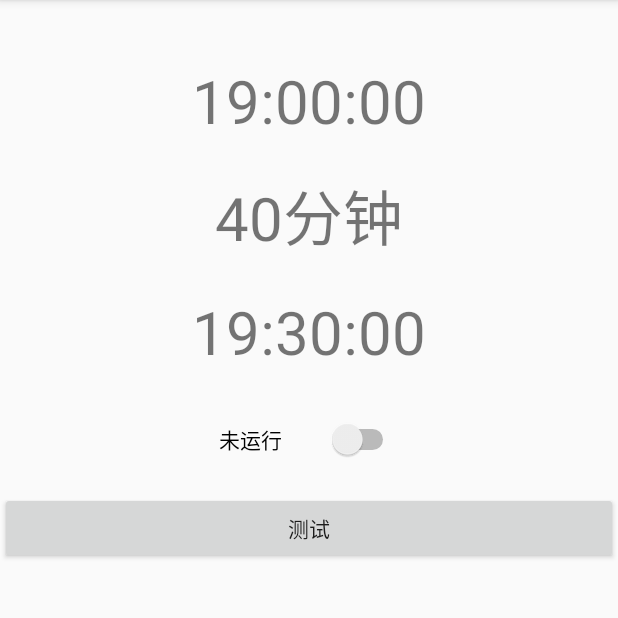
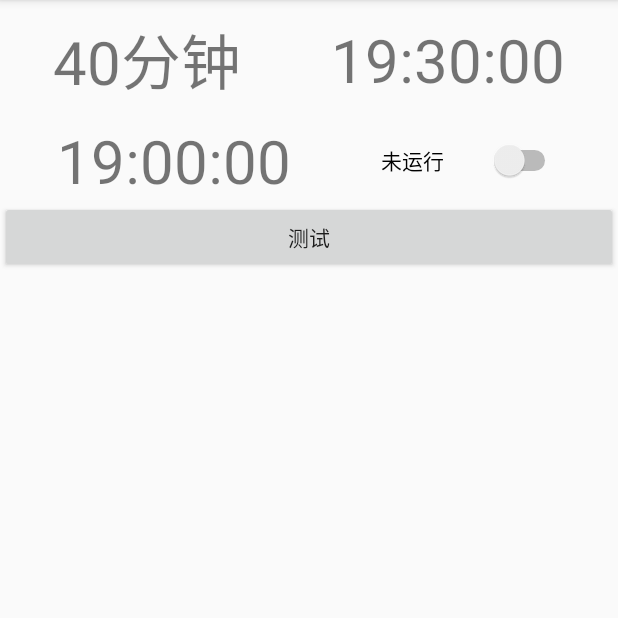
Before and after one commit to ChinaDarkStreet/EasyWorkAndroid, an Android app: the screen it shows after launch (MainActivity), on a phone screen of 412 x 824 dp, the part 84-702 px from its top. Run offline under Robolectric (Android 15) with nearby library versions, the phone set to English and light mode, and no system bars.

Commit message:
新版本的初始化

```diff
--- a/app/src/main/java/com/mtl/easywork/service/MyService.java
+++ b/app/src/main/java/com/mtl/easywork/service/MyService.java
@@ -76,6 +76,7 @@ public class MyService extends Service {
                 public void run() {
                     Log.d("TAG", "打印时间: " + new Date().
                             toString());
+                    vibrator = (Vibrator) getSystemService(Service.VIBRATOR_SERVICE);
                     vibrator.vibrate(VibrationEffect.createOneShot(1000, VibrationEffect.DEFAULT_AMPLITUDE));
                 }
             }).start();
@@ -95,7 +96,6 @@ public class MyService extends Service {
         Log.d(TAG, "onCreate() executed");
         //初始化振动器
         mediaPlayer = MediaPlayer.create(this, R.raw.alarm);
-        vibrator = (Vibrator) getSystemService(Service.VIBRATOR_SERVICE);
         mainActivityIntent = new Intent(this, AlarmReceiver.class);
 
         initMs();
--- a/app/src/main/res/layout/activity_main.xml
+++ b/app/src/main/res/layout/activity_main.xml
@@ -12,42 +12,53 @@
         android:layout_height="wrap_content"
         tools:ignore="MissingConstraints"
         android:orientation="vertical">
-        <TextView
-            android:id="@+id/curTimeTV"
-            android:textSize="40sp"
-            android:layout_marginBottom="10dp"
-            android:layout_marginTop="40dp"
-            android:textAlignment="center"
-            android:text="@string/curTime"
+        <LinearLayout
             android:layout_width="match_parent"
-            android:typeface="normal"
-            android:layout_height="wrap_content" />
+            android:layout_marginVertical="10dp"
+            android:layout_height="wrap_content"
+            android:gravity="center"
+            android:orientation="horizontal">
             <TextView
                 android:id="@+id/dtTV"
                 android:textSize="40sp"
-            android:layout_margin="10dp"
+                android:layout_marginHorizontal="30dp"
                 android:textAlignment="center"
                 android:text="@string/durTime"
-            android:layout_width="match_parent"
+                android:layout_width="wrap_content"
                 android:typeface="normal"
                 android:layout_height="wrap_content" />
             <TextView
                 android:id="@+id/nextTimeTV"
                 android:textSize="40sp"
-            android:layout_margin="10dp"
+                android:layout_marginHorizontal="30dp"
                 android:textAlignment="center"
                 android:text="@string/nextTime"
-            android:layout_width="match_parent"
+                android:layout_width="wrap_content"
                 android:typeface="normal"
                 android:layout_height="wrap_content" />
-
+        </LinearLayout>
+        <LinearLayout
+            android:layout_width="match_parent"
+            android:gravity="center"
+            android:layout_height="wrap_content">
+            <TextView
+                android:id="@+id/curTimeTV"
+                android:textSize="40sp"
+                android:layout_marginHorizontal="30dp"
+                android:textAlignment="center"
+                android:text="@string/curTime"
+                android:layout_width="wrap_content"
+                android:typeface="normal"
+                android:layout_height="wrap_content" />
             <Switch
                 android:id="@+id/theSwitch"
+                android:layout_marginHorizontal="30dp"
                 android:text="@string/pausing"
                 android:checked="false"
                 android:layout_width="120dp"
                 android:typeface="normal"
-            android:layout_height="70dp"/>
+                android:layout_height="50dp"/>
+        </LinearLayout>
         <Button
             android:id="@+id/testB"
             android:text="@string/test"
```
Lines whose indentation alone changed are shown as unchanged.
